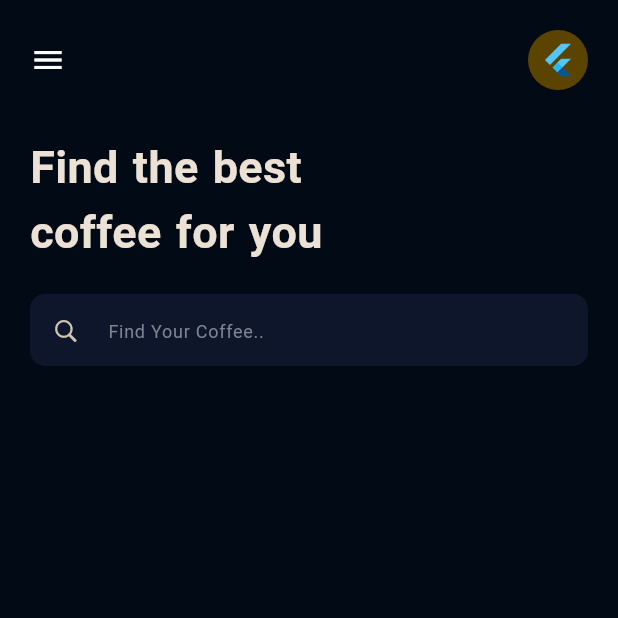
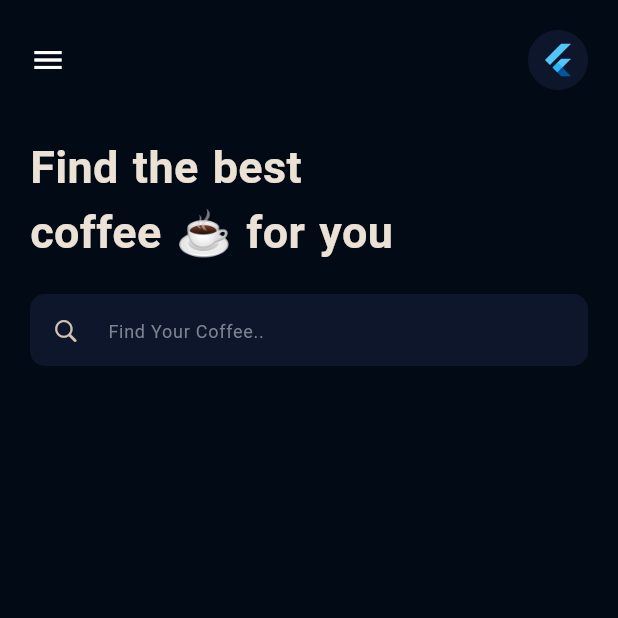
Before and after one commit to chrisokoriedev/coffe_master_ui, a Flutter app: the screen it shows after launch, on a phone screen of 412 x 824 dp, the top half of it. Run offline on Flutter 3.47's test engine with Material 2 defaults, Android fonts, the phone set to English and light mode, and no system bars.

Commit message:
creaated info and tab data

```diff
--- a/lib/main.dart
+++ b/lib/main.dart
@@ -34,7 +34,30 @@ class MyHomePage extends StatefulWidget {
   State<MyHomePage> createState() => _MyHomePageState();
 }
 
-class _MyHomePageState extends State<MyHomePage> {
+class _MyHomePageState extends State<MyHomePage>
+    with SingleTickerProviderStateMixin {
+  late TabController _tabController;
+
+  @override
+  void initState() {
+    super.initState();
+    _tabController = TabController(length: myTabs.length, vsync: this);
+  }
+
+  @override
+  void dispose() {
+    _tabController.dispose();
+    super.dispose();
+  }
+
+  final List<Tab> myTabs = <Tab>[
+    const Tab(text: 'Coffee'),
+    const Tab(text: 'Tea'),
+    const Tab(text: 'Pastries'),
+    const Tab(text: 'Sandwiches and Snack'),
+    const Tab(text: 'Cold Beverages'),
+  ];
+
   @override
   Widget build(BuildContext context) {
     return Scaffold(
@@ -48,13 +71,14 @@ class _MyHomePageState extends State<MyHomePage> {
               children: [
                 Icon(Icons.menu),
                 CircleAvatar(
+                  backgroundColor: lightBlueInput,
                   child: FlutterLogo(),
                 ),
               ],
             ),
             const SizedBox(height: 30),
             const Text(
-              'Find the best \ncoffee for you',
+              'Find the best \ncoffee ☕ for you',
               style: TextStyle(
                   fontSize: 30, fontWeight: FontWeight.bold, wordSpacing: 1.6),
             ),
```
Also changed, not shown: 1 other file.
